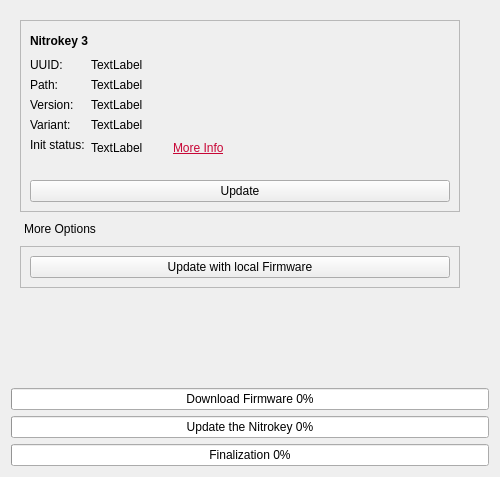
The window that nitrokeyapp/ui/overview_tab.ui (Nitrokey/nitrokey-app2) describes before a commit, drawn with Qt 5.
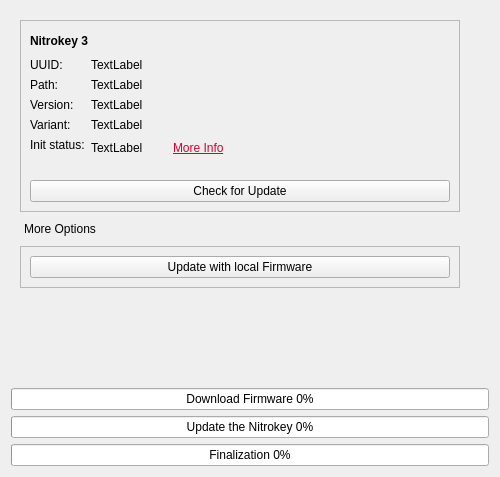
The same window after the commit. Icons and pictures are not drawn.

The edit to the form file:
```diff
--- a/nitrokeyapp/ui/overview_tab.ui
+++ b/nitrokeyapp/ui/overview_tab.ui
@@ -51,8 +51,8 @@
        <rect>
         <x>0</x>
         <y>0</y>
-        <width>476</width>
-        <height>342</height>
+        <width>482</width>
+        <height>375</height>
        </rect>
       </property>
       <property name="sizePolicy">
@@ -374,7 +374,7 @@
             <item>
              <widget class="QPushButton" name="pushButtonUpdate">
               <property name="text">
-               <string>Update</string>
+               <string>Check for Update</string>
               </property>
              </widget>
             </item>
```
Left out of the diff: 7 changed lines with no effect on the pictures.
